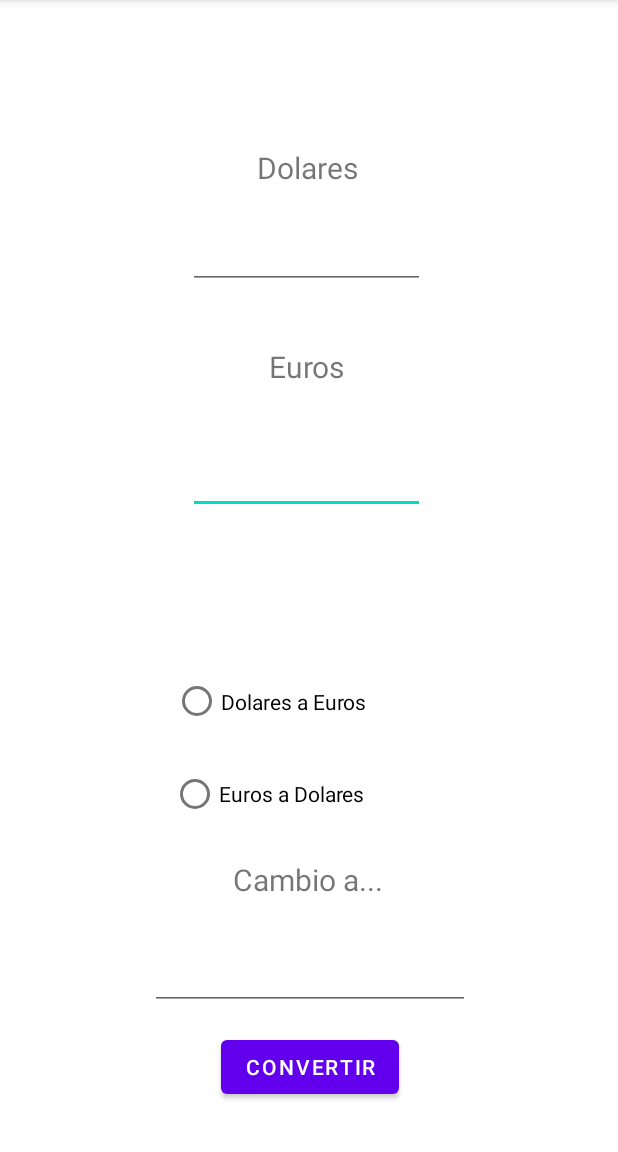
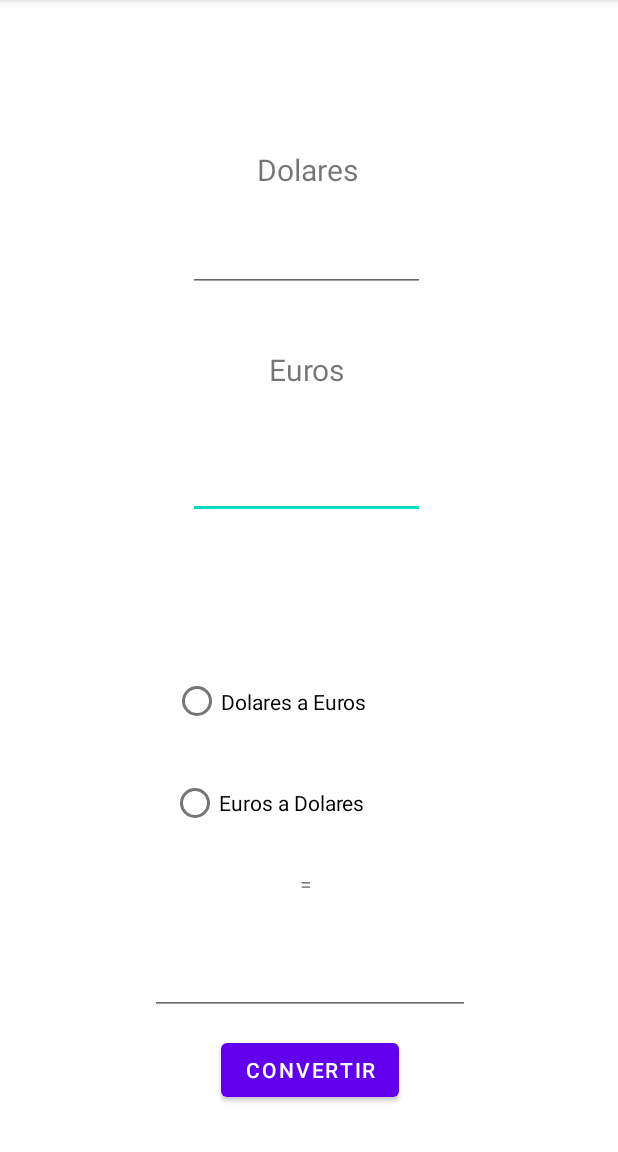
Before and after one commit to kaiserkey/AndroidJava, an Android app: the screen it shows after launch (MainActivity), on a phone screen of 412 x 824 dp, the part 84-1236 px from its top. Run offline under Robolectric (Android 15) with nearby library versions, the phone set to English and light mode, and no system bars.

Commit message:
new changes

```diff
--- a/ConversorMoneda/app/src/main/java/com/example/conversormoneda/MainActivity.java
+++ b/ConversorMoneda/app/src/main/java/com/example/conversormoneda/MainActivity.java
@@ -24,7 +24,7 @@ public class MainActivity extends AppCompatActivity {
         viewModel.getResultado().observe(this, new Observer<Double>() {
             @Override
             public void onChanged(Double convert) {
-                binding.texto3.setText(convert+"");
+                binding.textResult.setText(convert+"");
             }
         });
 
--- a/ConversorMoneda/app/src/main/res/layout/activity_main.xml
+++ b/ConversorMoneda/app/src/main/res/layout/activity_main.xml
@@ -76,7 +76,7 @@
             android:layout_width="180dp"
             android:layout_height="45dp"
             android:text="Euros a Dolares"
-            app:layout_constraintBottom_toBottomOf="@+id/texto3"
+            app:layout_constraintBottom_toBottomOf="@+id/textResult"
             app:layout_constraintEnd_toEndOf="parent"
             app:layout_constraintHorizontal_bias="0.489"
             app:layout_constraintStart_toStartOf="parent"
@@ -95,20 +95,6 @@
             app:layout_constraintStart_toStartOf="parent"
             app:layout_constraintTop_toTopOf="parent"
             app:layout_constraintVertical_bias="0.622" />
-
-        <TextView
-            android:id="@+id/texto3"
-            android:layout_width="178dp"
-            android:layout_height="40dp"
-            android:text="Cambio a..."
-            android:textAlignment="center"
-            android:textSize="20sp"
-            app:layout_constraintBottom_toBottomOf="parent"
-            app:layout_constraintEnd_toEndOf="parent"
-            app:layout_constraintHorizontal_bias="0.497"
-            app:layout_constraintStart_toStartOf="parent"
-            app:layout_constraintTop_toBottomOf="@+id/radioDE"
-            app:layout_constraintVertical_bias="0.375" />
 
         <EditText
             android:id="@+id/textResultado"
@@ -130,6 +116,19 @@
             app:layout_constraintEnd_toEndOf="parent"
             app:layout_constraintStart_toStartOf="parent"
             app:layout_constraintTop_toBottomOf="@+id/textResultado" />
+
+        <TextView
+            android:id="@+id/textResult"
+            android:layout_width="180dp"
+            android:layout_height="40dp"
+            android:text="="
+            android:textAlignment="center"
+            app:layout_constraintBottom_toBottomOf="parent"
+            app:layout_constraintEnd_toEndOf="parent"
+            app:layout_constraintHorizontal_bias="0.489"
+            app:layout_constraintStart_toStartOf="parent"
+            app:layout_constraintTop_toBottomOf="@+id/radioDE"
+            app:layout_constraintVertical_bias="0.406" />
     </androidx.constraintlayout.widget.ConstraintLayout>
 
 </androidx.constraintlayout.widget.ConstraintLayout>
```
